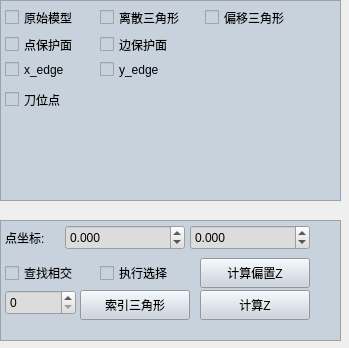
Above: CutterLocation/DebugTool/WidgetTool.ui from LV6699/OperateGeom before the change. Below: the same form after it.
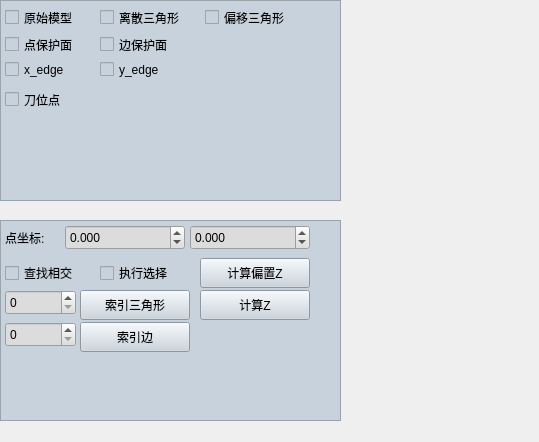
That is the form after the change.

The edit to the form file:
```diff
--- a/CutterLocation/DebugTool/WidgetTool.ui
+++ b/CutterLocation/DebugTool/WidgetTool.ui
@@ -6,8 +6,8 @@
    <rect>
     <x>0</x>
     <y>0</y>
-    <width>349</width>
-    <height>348</height>
+    <width>539</width>
+    <height>442</height>
    </rect>
   </property>
   <property name="windowTitle">
@@ -152,7 +152,7 @@
      <x>0</x>
      <y>220</y>
      <width>341</width>
-     <height>121</height>
+     <height>201</height>
     </rect>
    </property>
    <property name="styleSheet">
@@ -302,6 +302,35 @@
      <string>索引三角形</string>
     </property>
    </widget>
+   <widget class="QSpinBox" name="spinEdgeId">
+    <property name="geometry">
+     <rect>
+      <x>5</x>
+      <y>102</y>
+      <width>71</width>
+      <height>25</height>
+     </rect>
+    </property>
+    <property name="styleSheet">
+     <string notr="true">background-color: rgb(220, 220, 220);</string>
+    </property>
+    <property name="maximum">
+     <number>99999</number>
+    </property>
+   </widget>
+   <widget class="QPushButton" name="btVieIdEdge">
+    <property name="geometry">
+     <rect>
+      <x>80</x>
+      <y>102</y>
+      <width>110</width>
+      <height>30</height>
+     </rect>
+    </property>
+    <property name="text">
+     <string>索引边</string>
+    </property>
+   </widget>
   </widget>
  </widget>
  <resources/>
```
